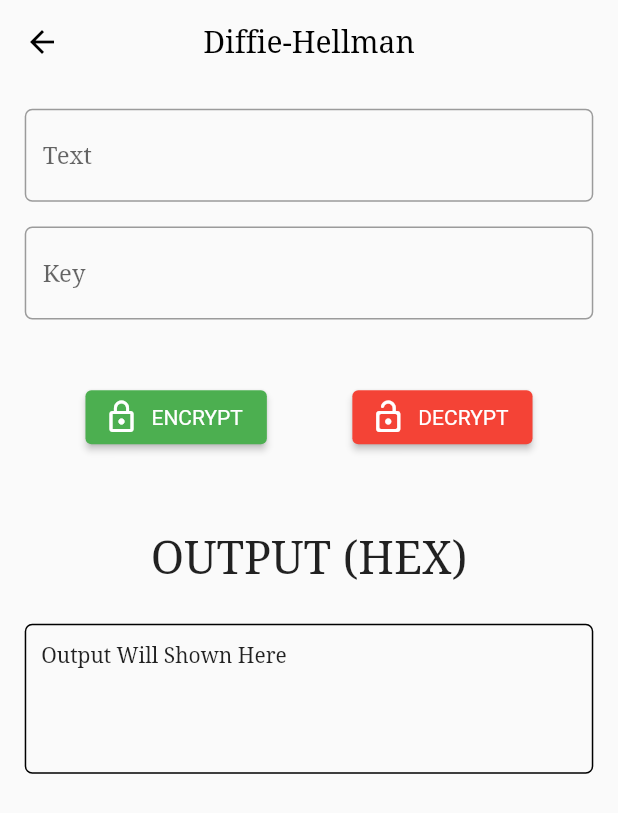
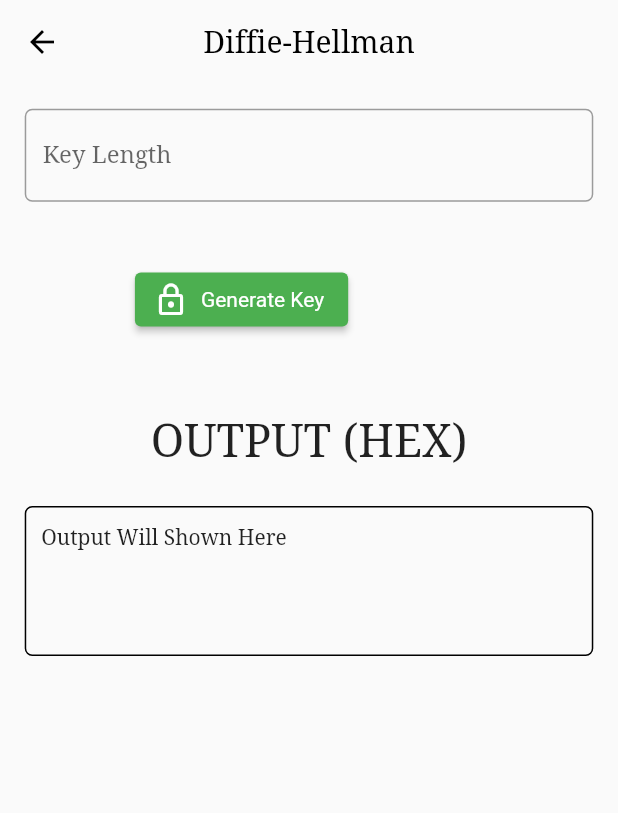
Before and after one commit to gojalifs/modern_cryptography, a Flutter app: the screen it shows after launch, after a tap on "Diffie-Hellman", on a phone screen of 412 x 824 dp. Shown: the top 813 px of the screen. Run offline on Flutter 3.47's test engine with Material 2 defaults, Android fonts, the light colour scheme and no system bars; missing offline and left inert: cryptography, optimus_prime.

Commit message:
added diffie-hellman

```diff
--- a/lib/home.dart
+++ b/lib/home.dart
@@ -11,7 +11,8 @@ final ciphers = [
   'RSA',
   'Diffie-Hellman',
   'ElGamal',
-  'Knapsack'
+  'Knapsack',
+  'MD5'
 ];
 
 class Home extends StatefulWidget {
--- a/lib/logic.dart
+++ b/lib/logic.dart
@@ -1,6 +1,7 @@
 import 'dart:io';
 import 'dart:math';
 import 'package:optimus_prime/optimus_prime.dart';
+import 'package:cryptography/cryptography.dart';
 
 class Logic {
   /// Stream Cipher
@@ -216,7 +217,40 @@ class Logic {
     return result;
   }
 
-  // String diffie-hellman(){}
+  // String diffie(int g, int n) {
+  //   String result = '';
+  //   // int x = Random().nextInt(n) + 1;
+  //   int x = 124;
+  //   var y = Random().nextInt(n) + 1;
+  //   // int X = g^^x % n
+  //   int X = pow(g, x) % n as int;
+  //   // Y = g^^y mod n
+  //   int Y = pow(g, y).toInt() % n;
+  //   // K = Y^^x mod n
+  //   int key = pow(Y, x) % n as int;
+  //   print('g $g n $n x $x X $X y $y Y $Y key $key');
+  //   return key.toString();
+  // }
+
+  Future<String> diffie() async {
+    final algorithm = Cryptography.instance.x25519();
+
+    // Alice chooses her key pair
+    final aliceKeyPair = await algorithm.newKeyPair();
+
+    // Alice knows Bob's public key
+    final bobKeyPair = await algorithm.newKeyPair();
+    final bobPublicKey = await bobKeyPair.extractPublicKey();
+
+    // Alice calculates the shared secret.
+    final sharedSecret = await algorithm.sharedSecretKey(
+      keyPair: aliceKeyPair,
+      remotePublicKey: bobPublicKey,
+    );
+    final sharedSecretBytes = await aliceKeyPair.extractPrivateKeyBytes();
+    print('Shared secret: ${sharedSecretBytes}');
+    return sharedSecretBytes.join(' ');
+  }
 
   // String elgamal(){}
 }
--- a/lib/screen.dart
+++ b/lib/screen.dart
@@ -12,7 +12,7 @@ class Screen extends StatefulWidget {
 }
 
 class _ScreenState extends State<Screen> {
-  inputFormattin() {
+  textFormattin() {
     if (widget.title == 'CAESAR CIPHER' || widget.title == 'VIGENERE CIPHER') {
       return <TextInputFormatter>[
         FilteringTextInputFormatter.allow(RegExp("[a-zA-Z ]"))
@@ -38,6 +38,9 @@ class _ScreenState extends State<Screen> {
   TextEditingController textController = TextEditingController();
   TextEditingController keyController = TextEditingController();
   TextEditingController additionalParam = TextEditingController();
+  TextEditingController nController = TextEditingController();
+  TextEditingController gController = TextEditingController();
+  TextEditingController yController = TextEditingController();
 
   Logic logic = Logic();
   String result = '';
@@ -70,7 +73,9 @@ class _ScreenState extends State<Screen> {
               key: formKey,
               child: Column(
                 children: [
-                  Padding(
+                  widget.title == 'Diffie-Hellman'
+                      ? const SizedBox()
+                      : Padding(
                           padding: EdgeInsets.only(
                             top: MediaQuery.of(context).size.height * 0.02,
                             left: MediaQuery.of(context).size.height * 0.02,
@@ -79,7 +84,7 @@ class _ScreenState extends State<Screen> {
                           child: TextFormField(
                             maxLines: null,
                             controller: textController,
-                      inputFormatters: inputFormattin(),
+                            inputFormatters: textFormattin(),
                             validator: (value) {
                               if (value!.isEmpty) {
                                 return 'Required';
@@ -93,29 +98,19 @@ class _ScreenState extends State<Screen> {
                                 hintText: 'Text'),
                           ),
                         ),
-                  Padding(
-                    padding: EdgeInsets.only(
-                      top: MediaQuery.of(context).size.height * 0.02,
-                      left: MediaQuery.of(context).size.height * 0.02,
-                      right: MediaQuery.of(context).size.height * 0.02,
-                    ),
-                    child: TextFormField(
-                      maxLines: null,
+                  CustomInputField(
                       controller: keyController,
-                      inputFormatters: inputFormattin(),
-                      validator: (value) {
-                        if (value!.isEmpty) {
-                          return 'Required';
-                        }
-                        return null;
-                      },
-                      decoration: InputDecoration(
-                          border: const OutlineInputBorder(
-                              borderRadius:
-                                  BorderRadius.all(Radius.circular(5.0))),
-                          hintText: widget.title == 'RSA' ? 'p' : 'Key'),
-                    ),
-                  ),
+                      widget: widget,
+                      formatter: widget.title == 'Diffie-Hellman'
+                          ? <TextInputFormatter>[
+                              FilteringTextInputFormatter.allow(RegExp("[0-9]"))
+                            ]
+                          : null,
+                      label: widget.title == 'RSA'
+                          ? 'p'
+                          : widget.title == 'Diffie-Hellman'
+                              ? 'Key Length'
+                              : 'Key'),
                   widget.title == 'Electronic Code Book (ECB)' ||
                           widget.title == 'Cipher Block Chaining (CBC)' ||
                           widget.title == 'Cipher Feedback' ||
@@ -131,7 +126,7 @@ class _ScreenState extends State<Screen> {
                           child: TextFormField(
                             maxLines: null,
                             controller: additionalParam,
-                            inputFormatters: inputFormattin(),
+                            inputFormatters: textFormattin(),
                             validator: (value) {
                               if (value!.isEmpty) {
                                 return 'Required';
@@ -146,6 +141,19 @@ class _ScreenState extends State<Screen> {
                                     ? 'q'
                                     : 'Block Length'),
                           ),
+                        )
+                      : const SizedBox(),
+                  widget.title == 'RSA'
+                      ? Padding(
+                          padding: EdgeInsets.only(
+                            top: MediaQuery.of(context).size.height * 0.02,
+                            left: MediaQuery.of(context).size.height * 0.02,
+                            right: MediaQuery.of(context).size.height * 0.02,
+                          ),
+                          child: const Align(
+                              alignment: Alignment.centerLeft,
+                              child: Text(
+                                  'This RSA Algorythm use same key both sender and receiver')),
                         )
                       : const SizedBox(),
                   Padding(
@@ -217,20 +225,37 @@ class _ScreenState extends State<Screen> {
                                           int.parse(keyController.text),
                                           int.parse(additionalParam.text));
                                     });
+                                  } else if (widget.title == 'Diffie-Hellman') {
+                                    logic.diffie().then((value) {
+                                      print('value $value');
+                                      setState(() {
+                                        result = value;
+                                      });
+
+                                      // logic.diffie(
+                                      // int.parse(gController.text),
+                                      // int.parse(nController.text)
+                                      // );
+                                    });
                                   }
                                 }
                               },
                               icon: const Icon(Icons.lock_outline),
-                              label: const Text('ENCRYPT'),
+                              label: Text(widget.title == 'Diffie-Hellman'
+                                  ? 'Generate Key'
+                                  : 'ENCRYPT'),
                               style: ElevatedButton.styleFrom(
                                   primary: Colors.green,
                                   textStyle: const TextStyle(
                                     color: Colors.white,
                                   )),
                             ),
-                            ElevatedButton.icon(
+                            widget.title == 'Diffie-Hellman'
+                                ? const SizedBox()
+                                : ElevatedButton.icon(
                                     onPressed: () {
-                                FocusManager.instance.primaryFocus!.unfocus();
+                                      FocusManager.instance.primaryFocus!
+                                          .unfocus();
                                       if (formKey.currentState!.validate()) {
                                         /// todo encrypt
                                         setState(() {});
@@ -288,3 +313,45 @@ class _ScreenState extends State<Screen> {
     );
   }
 }
+
+class CustomInputField extends StatelessWidget {
+  const CustomInputField({
+    Key? key,
+    required this.controller,
+    required this.widget,
+    required this.formatter,
+    required this.label,
+  }) : super(key: key);
+
+  final TextEditingController controller;
+  final Screen widget;
+  final List<TextInputFormatter>? formatter;
+  final String label;
+
+  @override
+  Widget build(BuildContext context) {
+    return Padding(
+      padding: EdgeInsets.only(
+        top: MediaQuery.of(context).size.height * 0.02,
+        left: MediaQuery.of(context).size.height * 0.02,
+        right: MediaQuery.of(context).size.height * 0.02,
+      ),
+      child: TextFormField(
+        maxLines: null,
+        controller: controller,
+        inputFormatters: formatter,
+        validator: (value) {
+          if (value!.isEmpty) {
+            return 'Required';
+          }
+          return null;
+        },
+        decoration: InputDecoration(
+          border: const OutlineInputBorder(
+              borderRadius: BorderRadius.all(Radius.circular(5.0))),
+          label: Text(label),
+        ),
+      ),
+    );
+  }
+}
--- a/pubspec.yaml
+++ b/pubspec.yaml
@@ -35,6 +35,7 @@ dependencies:
   # Use with the CupertinoIcons class for iOS style icons.
   cupertino_icons: ^1.0.2
   optimus_prime: ^0.0.2+2
+  cryptography: ^2.0.5
 
 dev_dependencies:
   flutter_test:
```
Also changed, not shown: pubspec.lock. Lines whose indentation alone changed are shown as unchanged.
